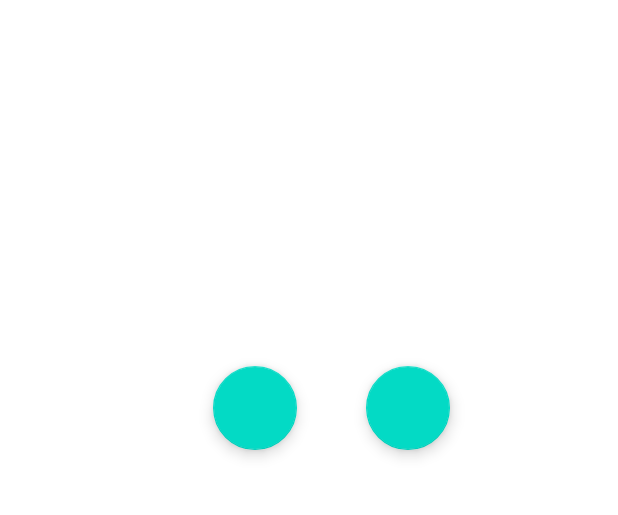
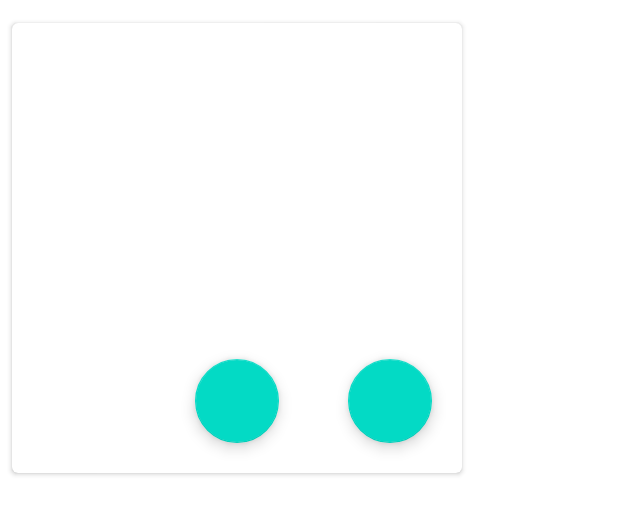
Before and after one commit to madcamp2020-proj2/work, an Android app: the layout image.xml on its own in the app's theme, with its tools: preview values and no code run, on a phone screen of 412 x 824 dp. Shown: the top 515 px of the screen. Run offline under Robolectric (Android 15) with nearby library versions, the phone set to English and light mode, and no system bars.

Commit message:
갤러리 레이아웃 수정

```diff
--- a/app/build.gradle
+++ b/app/build.gradle
@@ -44,4 +44,6 @@ dependencies {
     androidTestImplementation 'androidx.test.ext:junit:1.1.2'
     androidTestImplementation 'androidx.test.espresso:espresso-core:3.3.0'
     annotationProcessor 'com.github.bumptech.glide:compiler:4.11.0'
+    implementation "androidx.cardview:cardview:1.0.0"
+
 }
--- a/app/src/main/res/layout/activity_server_album.xml
+++ b/app/src/main/res/layout/activity_server_album.xml
@@ -4,7 +4,7 @@
     xmlns:tools="http://schemas.android.com/tools"
     android:layout_width="match_parent"
     android:layout_height="match_parent"
-    android:gravity="center_horizontal"
+    android:gravity="center"
     android:orientation="vertical">
 
     <androidx.recyclerview.widget.RecyclerView
--- a/app/src/main/res/layout/image.xml
+++ b/app/src/main/res/layout/image.xml
@@ -1,8 +1,14 @@
 <?xml version="1.0" encoding="utf-8"?>
-<FrameLayout xmlns:android="http://schemas.android.com/apk/res/android"
+<androidx.cardview.widget.CardView xmlns:android="http://schemas.android.com/apk/res/android"
+    xmlns:card_view="http://schemas.android.com/apk/res-auto"
     android:layout_width="wrap_content"
     android:layout_height="wrap_content"
-    android:layout_margin="20dp">
+    android:layout_marginLeft="8dp"
+    android:layout_marginTop="15dp"
+    android:layout_marginRight="8dp"
+    android:clickable="true"
+    android:foreground="?selectableItemBackground"
+    card_view:cardCornerRadius="4dp">
 
     <ImageView
         android:id="@+id/imageView"
@@ -23,4 +29,4 @@
         android:layout_height="wrap_content"
         android:layout_gravity="bottom|center"
         android:layout_margin="20dp" />
-</FrameLayout>
+</androidx.cardview.widget.CardView>
```
Also changed, not shown: app/src/main/java/com/example/madcamp_week2/Frag2/Fragment2.java (+5 -3 lines).
